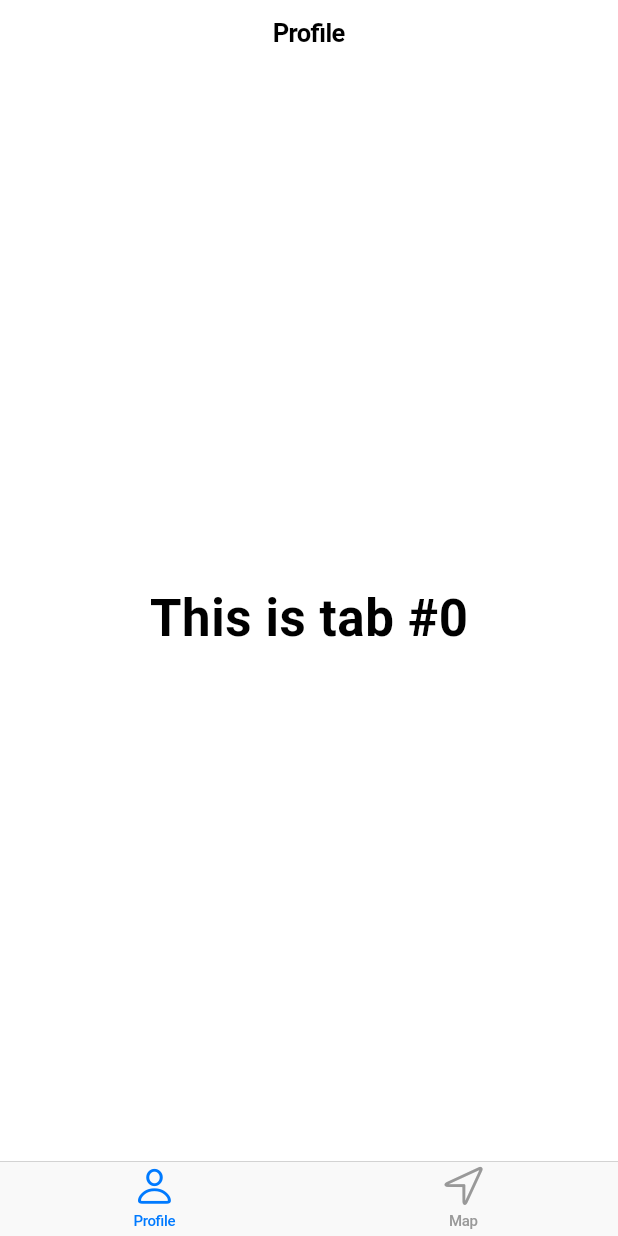
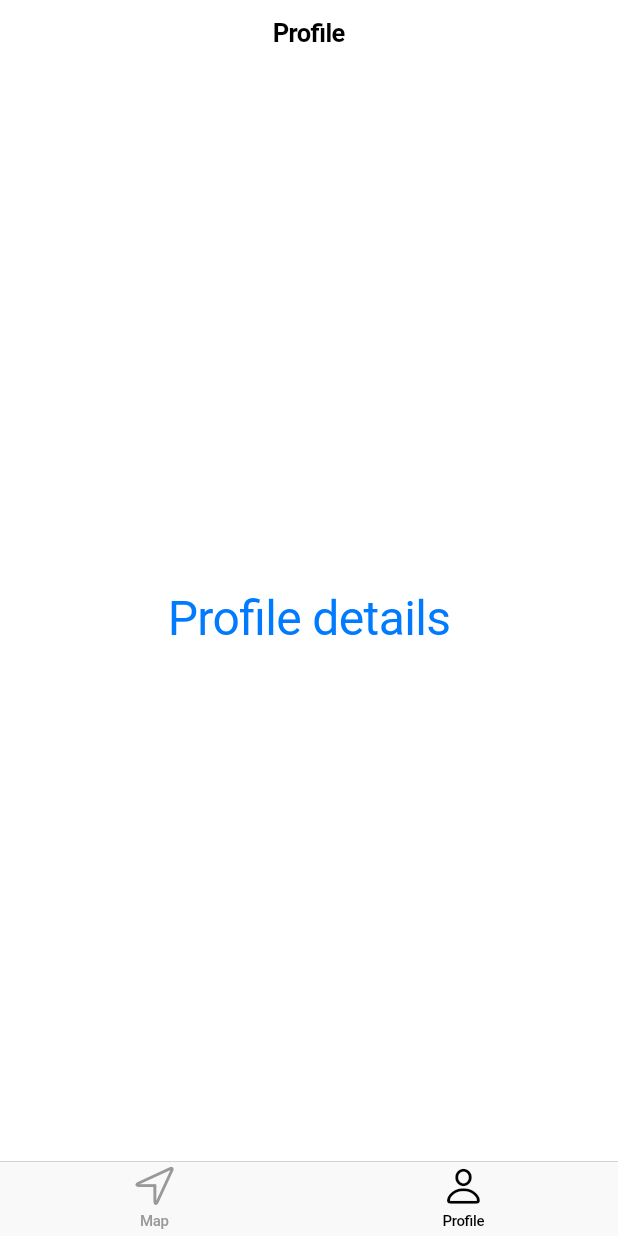
Before and after one commit to HBillaud/Loop, a Flutter app: the screen it shows after launch, after a tap on "Profile", on a phone screen of 412 x 824 dp. Run offline on Flutter 3.47's test engine with Material 2 defaults, Android fonts, the phone set to English and light mode, and no system bars.

Commit message:
Page routing is operational using CupertinoPageRoute from the Cupertino package which also includes the regular behaviors you would expect on iOS devices (animations: sliding...)

```diff
--- a/lib/main.dart
+++ b/lib/main.dart
@@ -128,29 +128,25 @@ class HomeScreen extends StatelessWidget {
       tabBar: CupertinoTabBar(
         items: [
           BottomNavigationBarItem(
+            icon: Icon(CupertinoIcons.location),
+            title: Text('Map'),
+          ),
+          BottomNavigationBarItem(
             icon: Icon(CupertinoIcons.person),
             title: Text('Profile'),
           ),
-          BottomNavigationBarItem(
-            icon: Icon(CupertinoIcons.location),
-            title: Text('Map'),
-          ),
         ],
+        activeColor: Colors.black,
       ),
       tabBuilder: (context, i) {
         return CupertinoTabView(
           builder: (context) {
             return CupertinoPageScaffold(
               navigationBar: CupertinoNavigationBar(
-                middle: (i == 0) ? Text('Profile') : Text('Map'),
+                middle: (i == 0) ? Text('Map') : Text('Profile'),
               ),
               child: Center(
-                child: Text(
-                  'This is tab #$i',
-                  style: CupertinoTheme.of(context)
-                      .textTheme
-                      .navLargeTitleTextStyle,
-                ),
+                child: (i == 0) ? MapScreen() : ProfileScreen(),
               ),
             );
           },
@@ -160,24 +156,56 @@ class HomeScreen extends StatelessWidget {
   }
 }
 
-/*
-class DetailScreen extends StatelessWidget {
-  const DetailScreen(this.topic);
+class MapScreen extends StatelessWidget {
+  @override
+  Widget build(BuildContext context) {
+    // TODO: implement build
+    return Text(
+        'Map Screen Detail',
+        textAlign: TextAlign.center,
+        style: TextStyle(fontWeight: FontWeight.bold),
+    );
+  }
+}
 
-  final String topic;
+class ProfileScreen extends StatelessWidget {
+  @override
+  Widget build(BuildContext context) {
+    // TODO: implement build
+    return CupertinoButton(
+      child: Text(
+        'Profile details',
+        textAlign: TextAlign.center,
+        style: CupertinoTheme.of(context)
+          .textTheme
+          .actionTextStyle
+          .copyWith(fontSize: 32),
+      ),
+      onPressed: () {
+        Navigator.of(context).push(
+          CupertinoPageRoute(builder: (context) {
+            return ProfileDetailScreen();
+          }),
+        );
+      },
+    );
+  }
+}
 
-  @override Widget build(BuildContext context) {
+class ProfileDetailScreen extends StatelessWidget {
+  @override
+  Widget build(BuildContext context) {
+    // TODO: implement build
     return CupertinoPageScaffold(
       navigationBar: CupertinoNavigationBar(
-        middle: Text('Details'),
+        middle: Text('Account'),
       ),
       child: Center(
         child: Text(
-          'Details for $topic',
-          style: CupertinoTheme.of(context).textTheme.navLargeTitleTextStyle,
+            'Details of your profile',
+            style: CupertinoTheme.of(context).textTheme.navLargeTitleTextStyle,
         ),
       ),
     );
   }
 }
-*/
--- /dev/null
+++ b/lib/src/app.dart
@@ -0,0 +1 @@
+// Block Architecture
```
Also changed, not shown: pubspec.yaml (+9 -0 lines), pubspec.lock, 3 other files.
